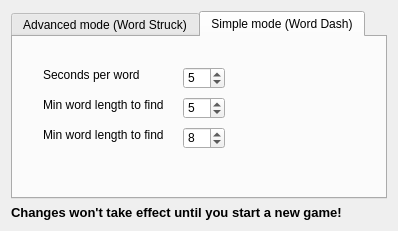
Old version of the form wordgrids/preferences.ui in the repository domino14/aerolithdesktop.
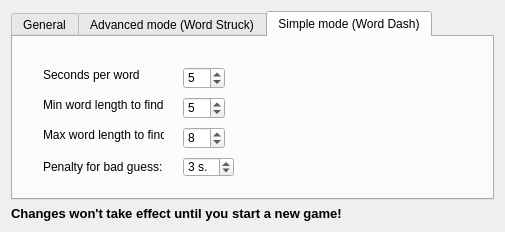
New version of the form. The open tabs and pages were chosen to show the change.

Commit message: new version sent to joe edley with Joel's suggestions (tile font, turn off highlighting), different score display,

The edit to the form file:
```diff
--- a/wordgrids/preferences.ui
+++ b/wordgrids/preferences.ui
@@ -6,19 +6,61 @@
    <rect>
     <x>0</x>
     <y>0</y>
-    <width>398</width>
-    <height>231</height>
+    <width>505</width>
+    <height>232</height>
    </rect>
   </property>
   <property name="windowTitle">
    <string>Preferences</string>
   </property>
   <layout class="QGridLayout" name="gridLayout">
-   <item row="0" column="0">
+   <item row="2" column="0">
+    <widget class="QLabel" name="label">
+     <property name="text">
+      <string>&lt;!DOCTYPE HTML PUBLIC &quot;-//W3C//DTD HTML 4.0//EN&quot; &quot;http://www.w3.org/TR/REC-html40/strict.dtd&quot;&gt;
+&lt;html&gt;&lt;head&gt;&lt;meta name=&quot;qrichtext&quot; content=&quot;1&quot; /&gt;&lt;style type=&quot;text/css&quot;&gt;
+p, li { white-space: pre-wrap; }
+&lt;/style&gt;&lt;/head&gt;&lt;body style=&quot; font-family:'MS Shell Dlg 2'; font-size:8.25pt; font-weight:400; font-style:normal;&quot;&gt;
+&lt;p style=&quot; margin-top:0px; margin-bottom:0px; margin-left:0px; margin-right:0px; -qt-block-indent:0; text-indent:0px;&quot;&gt;&lt;span style=&quot; font-size:10pt; font-weight:600;&quot;&gt;Changes won't take effect until you start a new game!&lt;/span&gt;&lt;/p&gt;&lt;/body&gt;&lt;/html&gt;</string>
+     </property>
+    </widget>
+   </item>
+   <item row="1" column="0">
     <widget class="QTabWidget" name="tabWidget">
      <property name="currentIndex">
       <number>1</number>
      </property>
+     <widget class="QWidget" name="tab_3">
+      <attribute name="title">
+       <string>General</string>
+      </attribute>
+      <widget class="QCheckBox" name="checkBoxAutoHighlightTiles">
+       <property name="geometry">
+        <rect>
+         <x>40</x>
+         <y>10</y>
+         <width>191</width>
+         <height>17</height>
+        </rect>
+       </property>
+       <property name="text">
+        <string>Highlight letters as mouse hovers</string>
+       </property>
+      </widget>
+      <widget class="QCheckBox" name="checkBoxDisplayScoresInGameWindow">
+       <property name="geometry">
+        <rect>
+         <x>40</x>
+         <y>40</y>
+         <width>191</width>
+         <height>17</height>
+        </rect>
+       </property>
+       <property name="text">
+        <string>Display scores in game window</string>
+       </property>
+      </widget>
+     </widget>
      <widget class="QWidget" name="tab_2">
       <attribute name="title">
        <string>Advanced mode (Word Struck)</string>
@@ -144,23 +186,41 @@
         </rect>
        </property>
        <property name="text">
-        <string>Min word length to find:</string>
+        <string>Max word length to find:</string>
+       </property>
+      </widget>
+      <widget class="QLabel" name="label_7">
+       <property name="geometry">
+        <rect>
+         <x>30</x>
+         <y>120</y>
+         <width>121</width>
+         <height>20</height>
+        </rect>
+       </property>
+       <property name="text">
+        <string>Penalty for bad guess:</string>
+       </property>
+      </widget>
+      <widget class="QSpinBox" name="spinBoxWordDashPenaltySecs">
+       <property name="geometry">
+        <rect>
+         <x>170</x>
+         <y>120</y>
+         <width>51</width>
+         <height>20</height>
+        </rect>
+       </property>
+       <property name="suffix">
+        <string> s.</string>
+       </property>
+       <property name="value">
+        <number>3</number>
        </property>
       </widget>
      </widget>
     </widget>
    </item>
-   <item row="1" column="0">
-    <widget class="QLabel" name="label">
-     <property name="text">
-      <string>&lt;!DOCTYPE HTML PUBLIC &quot;-//W3C//DTD HTML 4.0//EN&quot; &quot;http://www.w3.org/TR/REC-html40/strict.dtd&quot;&gt;
-&lt;html&gt;&lt;head&gt;&lt;meta name=&quot;qrichtext&quot; content=&quot;1&quot; /&gt;&lt;style type=&quot;text/css&quot;&gt;
-p, li { white-space: pre-wrap; }
-&lt;/style&gt;&lt;/head&gt;&lt;body style=&quot; font-family:'MS Shell Dlg 2'; font-size:8.25pt; font-weight:400; font-style:normal;&quot;&gt;
-&lt;p style=&quot; margin-top:0px; margin-bottom:0px; margin-left:0px; margin-right:0px; -qt-block-indent:0; text-indent:0px;&quot;&gt;&lt;span style=&quot; font-size:10pt; font-weight:600;&quot;&gt;Changes won't take effect until you start a new game!&lt;/span&gt;&lt;/p&gt;&lt;/body&gt;&lt;/html&gt;</string>
-     </property>
-    </widget>
-   </item>
   </layout>
  </widget>
  <resources/>
```
Left out of the diff: 31 changed lines with no effect on the pictures. The commit also changes 3 other files.
